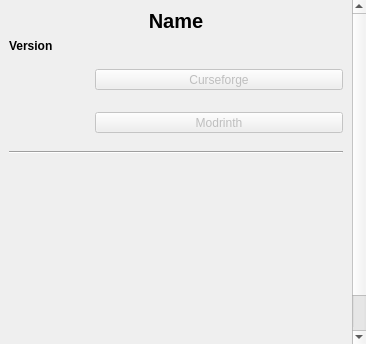
This is src/ui/local/localmodinfowidget.ui in kaniol-lck/modmanager as Qt 5 draws it before an edit. The edited form follows.
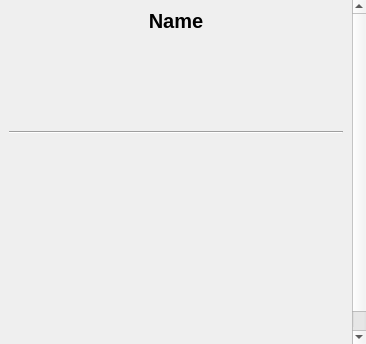
This is the edited form. Icons and pictures are not drawn.

Diff of the .ui file:
```diff
--- a/src/ui/local/localmodinfowidget.ui
+++ b/src/ui/local/localmodinfowidget.ui
@@ -40,7 +40,7 @@
         <x>0</x>
         <y>0</y>
         <width>345</width>
-        <height>416</height>
+        <height>394</height>
        </rect>
       </property>
       <layout class="QVBoxLayout" name="verticalLayout">
@@ -70,32 +70,6 @@
          </property>
         </widget>
        </item>
-       <item>
-        <widget class="QLabel" name="modVersion">
-         <property name="sizePolicy">
-          <sizepolicy hsizetype="Preferred" vsizetype="Preferred">
-           <horstretch>0</horstretch>
-           <verstretch>0</verstretch>
-          </sizepolicy>
-         </property>
-         <property name="font">
-          <font>
-           <pointsize>9</pointsize>
-           <weight>75</weight>
-           <bold>true</bold>
-          </font>
-         </property>
-         <property name="toolTip">
-          <string notr="true"/>
-         </property>
-         <property name="text">
-          <string>Version</string>
-         </property>
-         <property name="alignment">
-          <set>Qt::AlignLeading|Qt::AlignLeft|Qt::AlignVCenter</set>
-         </property>
-        </widget>
-       </item>
        <item>
         <layout class="QGridLayout" name="gridLayout">
          <item row="0" column="0" rowspan="2">
@@ -123,64 +97,6 @@
            </property>
           </widget>
          </item>
-         <item row="1" column="1">
-          <widget class="QToolButton" name="modrinthButton">
-           <property name="enabled">
-            <bool>false</bool>
-           </property>
-           <property name="sizePolicy">
-            <sizepolicy hsizetype="Preferred" vsizetype="Fixed">
-             <horstretch>0</horstretch>
-             <verstretch>0</verstretch>
-            </sizepolicy>
-           </property>
-           <property name="minimumSize">
-            <size>
-             <width>39</width>
-             <height>0</height>
-            </size>
-           </property>
-           <property name="text">
-            <string>Modrinth</string>
-           </property>
-           <property name="icon">
-            <iconset resource="../../images/image.qrc">
-             <normaloff>:/image/modrinth.svg</normaloff>:/image/modrinth.svg</iconset>
-           </property>
-           <property name="toolButtonStyle">
-            <enum>Qt::ToolButtonTextBesideIcon</enum>
-           </property>
-          </widget>
-         </item>
-         <item row="0" column="1">
-          <widget class="QToolButton" name="curseforgeButton">
-           <property name="enabled">
-            <bool>false</bool>
-           </property>
-           <property name="sizePolicy">
-            <sizepolicy hsizetype="Preferred" vsizetype="Fixed">
-             <horstretch>0</horstretch>
-             <verstretch>0</verstretch>
-            </sizepolicy>
-           </property>
-           <property name="minimumSize">
-            <size>
-             <width>39</width>
-             <height>0</height>
-            </size>
-           </property>
-           <property name="text">
-            <string>Curseforge</string>
-           </property>
-           <property name="icon">
-            <iconset resource="../../images/image.qrc">
-             <normaloff>:/image/curseforge.svg</normaloff>:/image/curseforge.svg</iconset>
-           </property>
-           <property name="toolButtonStyle">
-            <enum>Qt::ToolButtonTextBesideIcon</enum>
-           </property>
-          </widget>
-         </item>
         </layout>
        </item>
        <item>
```
Left out of the diff: 4 changed lines with no effect on the pictures.
